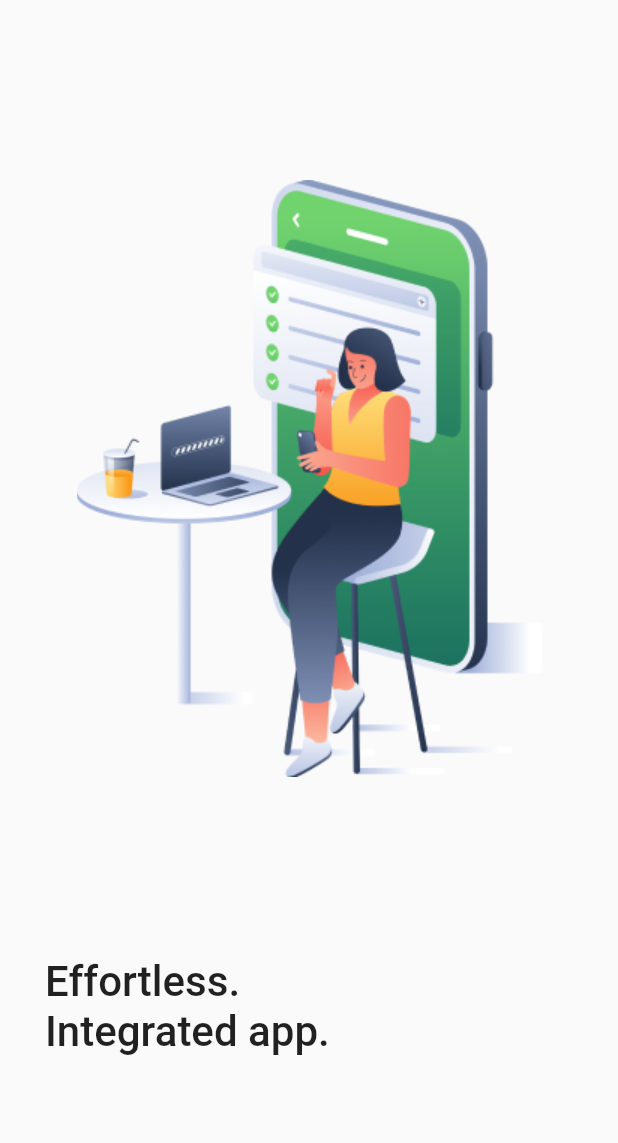
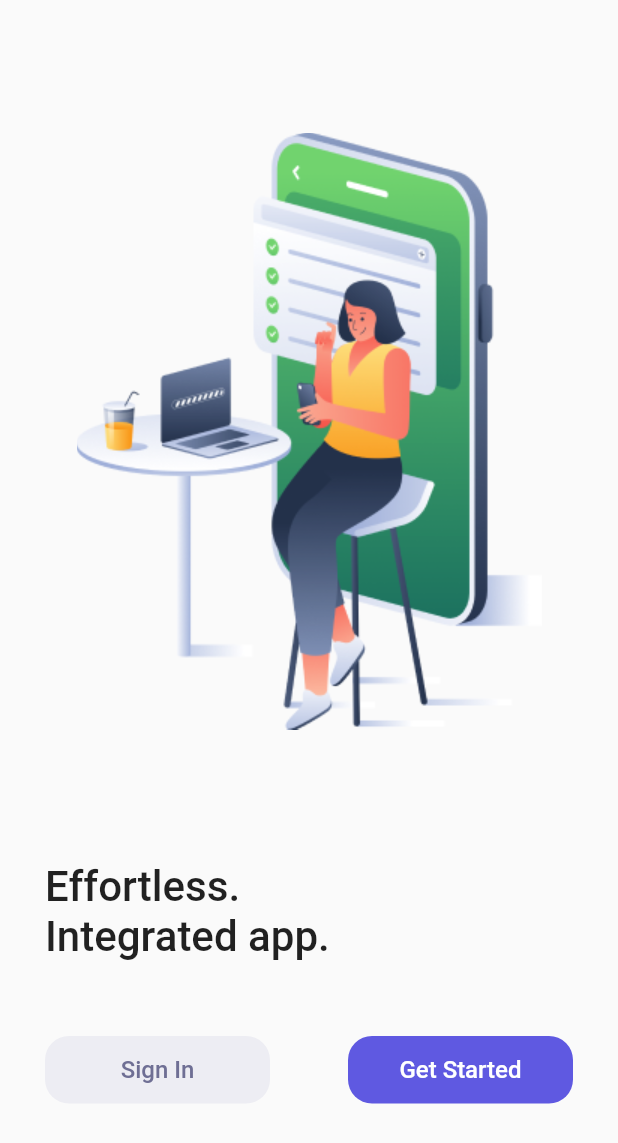
Before and after one commit to naimkst/Wallet-Flutter-Mobile-Application, a Flutter app: the screen it shows after launch, on a phone screen of 412 x 824 dp. Shown: the top 1143 px of the screen. Run offline on Flutter 3.47's test engine with Material 2 defaults, Android fonts, the phone set to English and light mode, and no system bars.

Commit message:
Welcome screen done

```diff
--- a/lib/pages/start_screen.dart
+++ b/lib/pages/start_screen.dart
@@ -35,9 +35,59 @@ class _StartPageState extends State<StartPage> {
                       fontSize: 28,
                       fontWeight: FontWeight.w500
                   ),),
-                  Row(
-                    children: [
-                    ],
+                  Container(
+                    margin: EdgeInsets.only(top:50 ),
+                    padding: EdgeInsets.only(right: 30),
+                    child: Row(
+                      mainAxisAlignment: MainAxisAlignment.spaceBetween,
+                      children: [
+                        SizedBox(
+                          width: 150,
+                          height: 45,
+                          child: ElevatedButton(onPressed: (){
+                            print("Clicked");
+                          },
+                              child: Text('Sign In', style: TextStyle(
+                                fontSize: 16,
+                                fontWeight: FontWeight.w500,
+                                color: Color(0xFF6F6F94),
+                              ),),
+                            style: ElevatedButton.styleFrom(
+                              backgroundColor: Color(0xFFEDEDF3),
+                              shape: RoundedRectangleBorder(
+                                borderRadius: BorderRadius.circular(16)
+                              ),
+                              elevation: 0.0,
+                            ),
+
+
+                          ),
+                        ),
+
+                        SizedBox(
+                          width: 150,
+                          height: 45,
+                          child: ElevatedButton(onPressed: (){
+                            print("Clicked");
+                          },
+                            child: Text('Get Started', style: TextStyle(
+                              fontSize: 16,
+                              fontWeight: FontWeight.w500,
+                              color: Colors.white,
+                            ),),
+                            style: ElevatedButton.styleFrom(
+                              backgroundColor: Color(0xFF5F59E1),
+                              shape: RoundedRectangleBorder(
+                                  borderRadius: BorderRadius.circular(16)
+                              ),
+                              elevation: 0.0,
+                            ),
+
+
+                          ),
+                        ),
+                      ],
+                    ),
                   ),
                 ],
               ),
```
